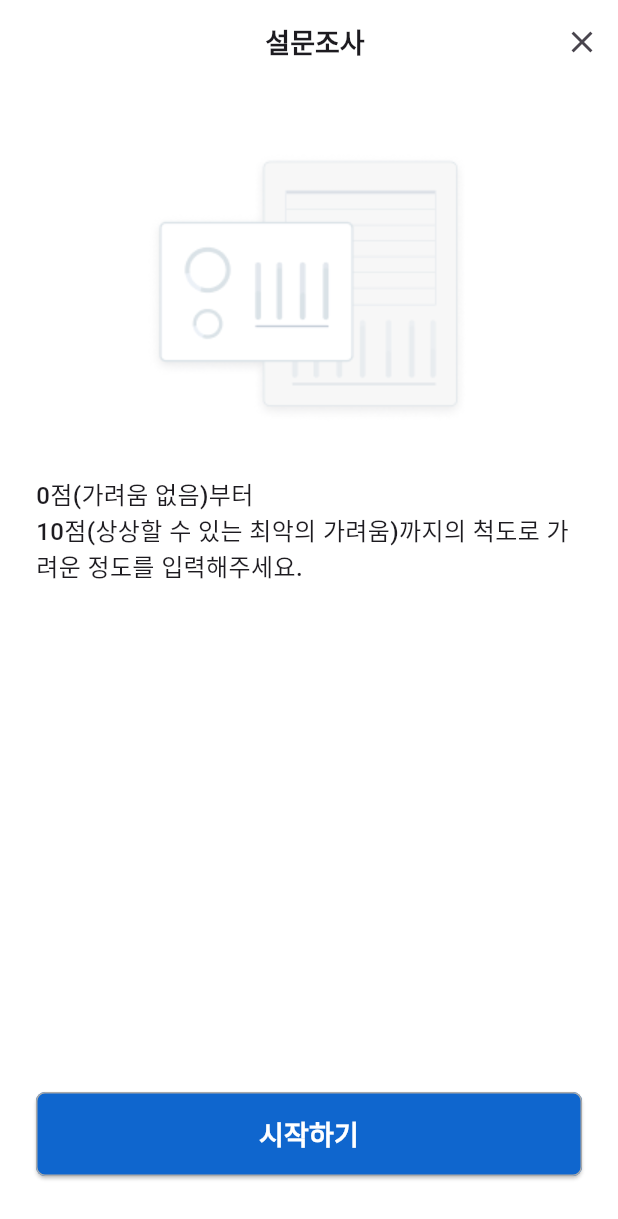
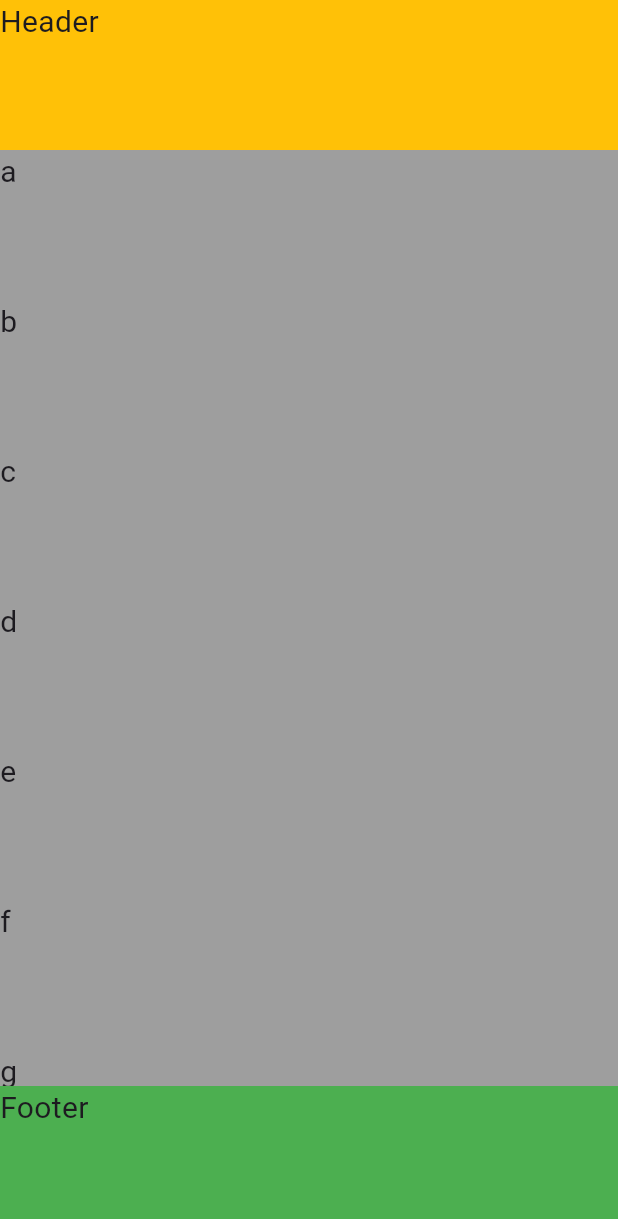
Before and after one commit to HyeonSeong2/onboding, a Flutter app: the screen it shows after launch, on a phone screen of 412 x 824 dp. Shown: the top 1219 px of the screen. Run offline on Flutter 3.47's test engine with Material 2 defaults, Android fonts, the phone set to English and light mode, and no system bars; our stand-ins replace firebase_core, get, logger; accounts and stored records are empty.

Commit message:
ScrollView - header,footer를 가지고 있는 ScrollView 새엇ㅇ

```diff
--- /dev/null
+++ b/lib/listExam/list_exam_screen.dart
@@ -0,0 +1,71 @@
+import 'package:first/listExam/exam_list.dart';
+import 'package:flutter/material.dart';
+
+class ListExamScreen extends StatelessWidget {
+  const ListExamScreen({super.key});
+
+  ///header,footer
+  ///index 분기
+  ///객체지향
+  @override
+  Widget build(BuildContext context) {
+    return SafeArea(
+      child: Scaffold(
+        body: headerAndFooterWithColumn(),
+      ),
+    );
+  }
+}
+
+Widget headerAndFooterWithColumn() {
+  return Column(
+    children: [
+      header(),
+      Expanded(
+        child: ListView.builder(
+          itemCount: sample.length,
+          itemBuilder: (context, index) {
+            return item(sample[index]);
+          },
+        ),
+      ),
+      footer(),
+    ],
+  );
+}
+
+Widget header() {
+  return Container(
+    width: double.infinity,
+    height: 100,
+    color: Colors.amber,
+    child: Text(
+      "Header",
+      style: TextStyle(fontSize: 20),
+    ),
+  );
+}
+
+Widget footer() {
+  return Container(
+    width: double.infinity,
+    height: 100,
+    color: Colors.green,
+    child: Text(
+      "Footer",
+      style: TextStyle(fontSize: 20),
+    ),
+  );
+}
+
+Widget item(String value) {
+  return Container(
+    width: double.infinity,
+    height: 100,
+    color: Colors.grey,
+    child: Text(
+      value,
+      style: TextStyle(fontSize: 20),
+    ),
+  );
+}
--- a/lib/main.dart
+++ b/lib/main.dart
@@ -1,3 +1,6 @@
+import 'package:firebase_core/firebase_core.dart';
+import 'package:first/eventChannel/event_channel_screen.dart';
+import 'package:first/listExam/list_exam_screen.dart';
 import 'package:first/methodCenel/method_channel_screen.dart';
 import 'package:first/screen/home_screen.dart';
 import 'package:first/screen/survey/survy_intro_screen.dart';
@@ -35,8 +38,7 @@ class MyApp extends StatelessWidget {
           ),
         ),
       ),
-      home: SurveyIntroScreen(),
-      //home: MethodChannelScreen(),
+      home: ListExamScreen(),
     );
   }
 }
--- a/lib/screen/home_screen.dart
+++ b/lib/screen/home_screen.dart
@@ -14,7 +14,6 @@ class HomeScreen extends StatefulWidget {
 
 // 두가지로 구분을 지을 수 있음.
 // 레이아웃 위젯 : 형태 및 간격을 잡는 위젯
-// child가 없는 위젯 :
 class _HomeScreenState extends State<HomeScreen> {
   // 인스턴스 : 생성자를 생성해서 메모리에 올리는 것
   @override
--- a/lib/screen/survey/survy_intro_screen.dart
+++ b/lib/screen/survey/survy_intro_screen.dart
@@ -22,7 +22,9 @@ class _SurveyIntroScreenState extends State<SurveyIntroScreen> {
   void initState() {
     //ViewModel의 notifyListeners 호출 리스너
     listener = () {
-      setState(() {});
+      setState(() {
+        Logger().d("SetState 호출");
+      });
     };
     vm.addListener(listener!);
     //데이터 초기화
```
Also changed, not shown: lib/enum/enum_exam.dart (added, +19 -0 lines), lib/eventChannel/event_channel_screen.dart (added, +72 -0 lines), lib/listExam/exam_list.dart (added, +12 -0 lines), lib/route/route_study.dart (added, +10 -0 lines), lib/screen/survey/survey_screen.dart (+7 -7 lines), pubspec.yaml (+6 -2 lines), pubspec.lock, 23 other files.
